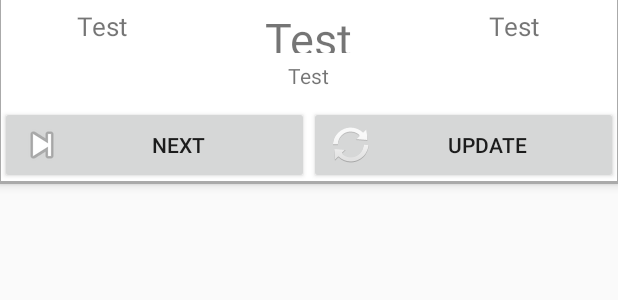
After one commit to nghianja/SuperDuo, an Android app: the layout scores_widget.xml on its own in the app's theme, with its tools: preview values and no code run, on a phone screen of 412 x 824 dp. The commit adds this screen. Shown: the top 300 px of the screen. Run offline under Robolectric (Android 15) with nearby library versions, the phone set to English and light mode, and no system bars.

Commit message:
Updated widget with new layout with dual buttons and click listeners.

```diff
--- /dev/null
+++ b/Football_Scores/app/src/main/res/layout/scores_widget.xml
@@ -0,0 +1,120 @@
+<?xml version="1.0" encoding="utf-8"?>
+<LinearLayout xmlns:android="http://schemas.android.com/apk/res/android"
+    android:layout_width="match_parent"
+    android:layout_height="wrap_content"
+    android:background="@drawable/list_item"
+    android:elevation="4dp"
+    android:orientation="vertical">
+
+    <LinearLayout
+        android:layout_width="match_parent"
+        android:layout_height="wrap_content"
+        android:orientation="horizontal"
+        android:paddingTop="5dp">
+
+        <LinearLayout
+            android:layout_width="0dp"
+            android:layout_height="match_parent"
+            android:layout_weight="1"
+            android:orientation="vertical">
+
+            <ImageView
+                android:id="@+id/home_crest"
+                android:layout_width="wrap_content"
+                android:layout_height="wrap_content"
+                android:layout_gravity="center"
+                android:contentDescription="@string/home_crest" />
+
+            <TextView
+                android:id="@+id/home_name"
+                android:layout_width="wrap_content"
+                android:layout_height="wrap_content"
+                android:layout_gravity="center"
+                android:gravity="center"
+                android:text="@string/test_text"
+                android:textSize="@dimen/TeamNames" />
+        </LinearLayout>
+
+        <LinearLayout
+            android:layout_width="0dp"
+            android:layout_height="match_parent"
+            android:layout_weight="1"
+            android:orientation="vertical">
+
+            <TextView
+                android:id="@+id/score_textview"
+                android:layout_width="wrap_content"
+                android:layout_height="0dp"
+                android:layout_gravity="center"
+                android:layout_weight="1"
+                android:gravity="center"
+                android:text="@string/test_text"
+                android:textSize="@dimen/Score" />
+
+            <TextView
+                android:id="@+id/data_textview"
+                android:layout_width="wrap_content"
+                android:layout_height="0dp"
+                android:layout_gravity="center"
+                android:layout_weight="1"
+                android:gravity="center"
+                android:text="@string/test_text" />
+
+        </LinearLayout>
+
+        <LinearLayout
+            android:layout_width="0dp"
+            android:layout_height="match_parent"
+            android:layout_weight="1"
+            android:orientation="vertical">
+
+            <ImageView
+                android:id="@+id/away_crest"
+                android:layout_width="wrap_content"
+                android:layout_height="wrap_content"
+                android:layout_gravity="center"
+                android:contentDescription="@string/away_crest" />
+
+            <TextView
+                android:id="@+id/away_name"
+                android:layout_width="wrap_content"
+                android:layout_height="wrap_content"
+                android:layout_gravity="center"
+                android:gravity="center"
+                android:text="@string/test_text"
+                android:textSize="@dimen/TeamNames" />
+        </LinearLayout>
+    </LinearLayout>
+
+    <LinearLayout
+        android:layout_width="match_parent"
+        android:layout_height="wrap_content"
+        android:orientation="horizontal"
+        android:layout_marginTop="5dp">
+
+        <Button
+            android:id="@+id/next_button"
+            android:layout_width="match_parent"
+            android:layout_height="wrap_content"
+            android:layout_gravity="center"
+            android:layout_weight="1"
+            android:contentDescription="@string/next_text"
+            android:drawableLeft="@android:drawable/ic_media_next"
+            android:drawableStart="@android:drawable/ic_media_next"
+            android:gravity="center"
+            android:text="@string/next_text" />
+
+        <Button
+            android:id="@+id/sync_button"
+            android:layout_width="match_parent"
+            android:layout_height="wrap_content"
+            android:layout_gravity="center"
+            android:layout_weight="1"
+            android:contentDescription="@string/update_text"
+            android:drawableLeft="@android:drawable/ic_popup_sync"
+            android:drawableStart="@android:drawable/ic_popup_sync"
+            android:gravity="center"
+            android:text="@string/update_text" />
+    </LinearLayout>
+
+</LinearLayout>
--- a/Football_Scores/app/src/main/res/values/strings.xml
+++ b/Football_Scores/app/src/main/res/values/strings.xml
@@ -22,6 +22,8 @@
     <string name="semi_final">Semi Final</string>
     <string name="final_text">Final</string>
     <string name="share_text">Share</string>
+    <string name="next_text">Next</string>
+    <string name="update_text">Update</string>
     <string name="about">About</string>
     <string name="title_activity_about">AboutActivity</string>
     <string name="about_text">
--- a/Football_Scores/app/src/main/res/xml/scores_appwidget_info.xml
+++ b/Football_Scores/app/src/main/res/xml/scores_appwidget_info.xml
@@ -1,9 +1,8 @@
 <?xml version="1.0" encoding="utf-8"?>
 <appwidget-provider xmlns:android="http://schemas.android.com/apk/res/android"
     android:minWidth="250dp"
-    android:minHeight="40dp"
-    android:updatePeriodMillis="86400000"
-    android:initialLayout="@layout/scores_list_item"
+    android:minHeight="110dp"
+    android:initialLayout="@layout/scores_widget"
     android:widgetCategory="home_screen">
 
 </appwidget-provider>
```
Also changed, not shown: Football_Scores/app/src/main/java/barqsoft/footballscores/ScoresWidgetProvider.java (+14 -20 lines), Football_Scores/app/src/main/java/barqsoft/footballscores/service/ScoresWidgetService.java (+17 -9 lines).
